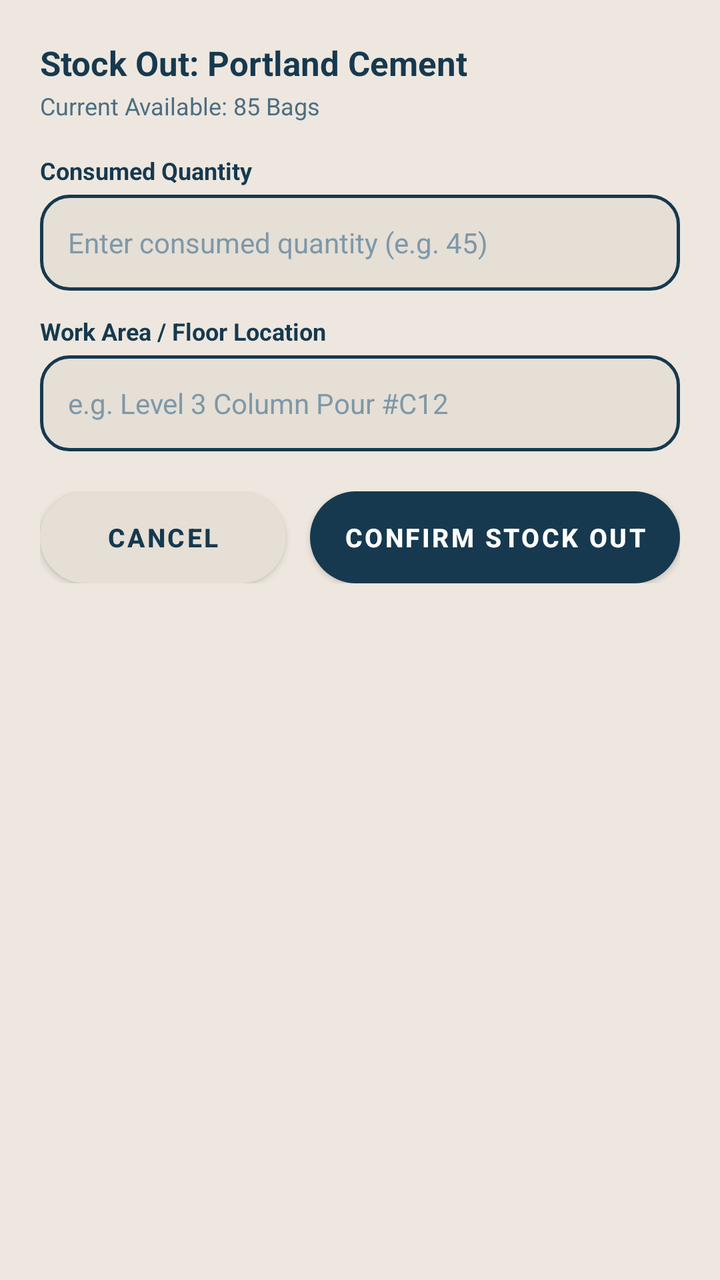
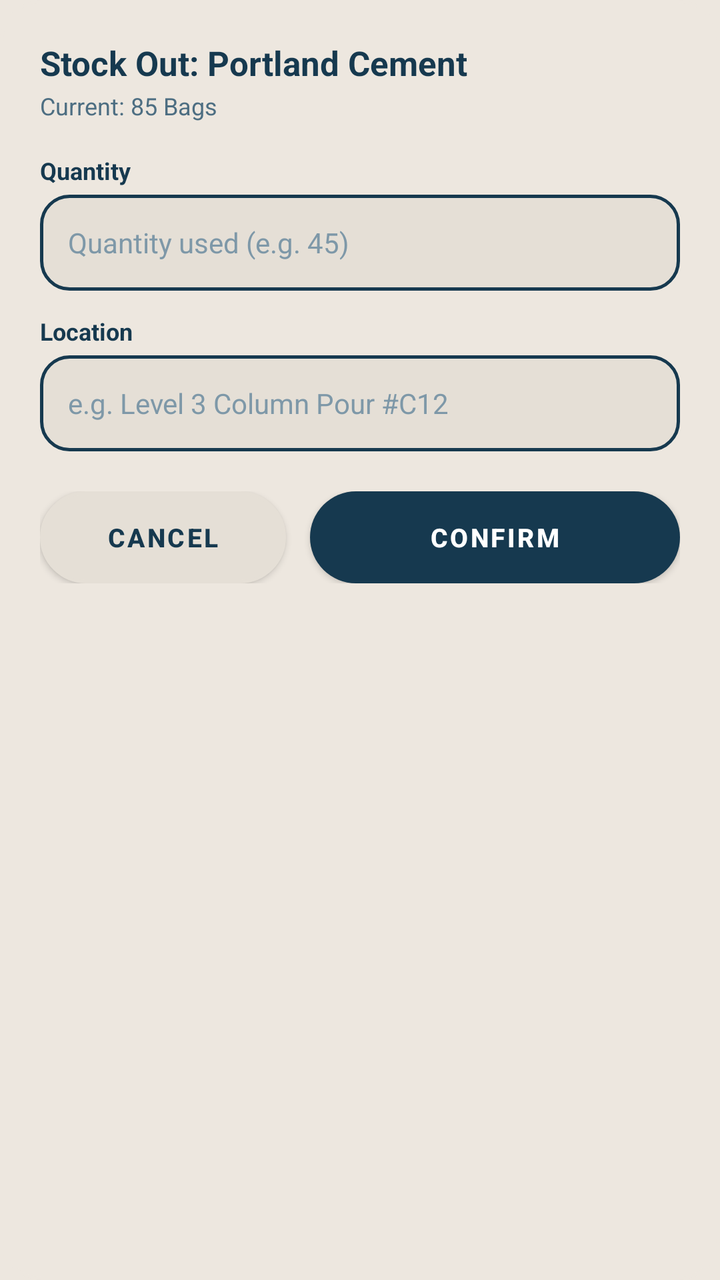

An Android layout rendered at two revisions. The XML below is the earlier revision; the diff shows what the commit changed to produce the second picture.
<!-- AndroidManifest.xml: application theme Theme.SiteSync -->
<!-- res/layout/dialog_stock_out.xml -->
<?xml version="1.0" encoding="utf-8"?>
<LinearLayout xmlns:android="http://schemas.android.com/apk/res/android"
    xmlns:app="http://schemas.android.com/apk/res-auto"
    android:layout_width="match_parent"
    android:layout_height="wrap_content"
    android:orientation="vertical"
    android:background="@drawable/bg_card_outlined"
    android:backgroundTint="@color/warm_ash_base"
    android:padding="20dp">

    <TextView
        android:id="@+id/tvStockOutTitle"
        android:layout_width="match_parent"
        android:layout_height="wrap_content"
        android:text="Stock Out: Portland Cement"
        android:textColor="@color/text_oxide_primary"
        android:textSize="17sp"
        android:textStyle="bold" />

    <TextView
        android:id="@+id/tvStockOutCurrent"
        android:layout_width="match_parent"
        android:layout_height="wrap_content"
        android:text="Current Available: 85 Bags"
        android:textColor="@color/text_oxide_secondary"
        android:textSize="12sp"
        android:layout_marginTop="2dp"
        android:layout_marginBottom="16dp" />

    <TextView
        android:layout_width="match_parent"
        android:layout_height="wrap_content"
        android:text="Consumed Quantity"
        android:textColor="@color/text_oxide_primary"
        android:textSize="12sp"
        android:textStyle="bold"
        android:layout_marginBottom="4dp" />

    <EditText
        android:id="@+id/etStockOutQuantity"
        android:layout_width="match_parent"
        android:layout_height="48dp"
        android:background="@drawable/bg_rounded_input"
        android:inputType="numberDecimal"
        android:hint="Enter consumed quantity (e.g. 45)"
        android:textColor="@color/text_oxide_primary"
        android:textColorHint="@color/text_oxide_muted"
        android:textSize="14sp"
        android:paddingStart="14dp"
        android:paddingEnd="14dp"
        android:layout_marginBottom="12dp" />

    <TextView
        android:layout_width="match_parent"
        android:layout_height="wrap_content"
        android:text="Work Area / Floor Location"
        android:textColor="@color/text_oxide_primary"
        android:textSize="12sp"
        android:textStyle="bold"
        android:layout_marginBottom="4dp" />

    <EditText
        android:id="@+id/etStockOutLocation"
        android:layout_width="match_parent"
        android:layout_height="48dp"
        android:background="@drawable/bg_rounded_input"
        android:hint="e.g. Level 3 Column Pour #C12"
        android:textColor="@color/text_oxide_primary"
        android:textColorHint="@color/text_oxide_muted"
        android:textSize="14sp"
        android:paddingStart="14dp"
        android:paddingEnd="14dp"
        android:layout_marginBottom="20dp" />

    
    <LinearLayout
        android:layout_width="match_parent"
        android:layout_height="wrap_content"
        android:orientation="horizontal">

        <com.google.android.material.button.MaterialButton
            android:id="@+id/btnCancelStockOut"
            android:layout_width="0dp"
            android:layout_height="46dp"
            android:layout_weight="1"
            android:background="@drawable/btn_secondary_outline"
            app:backgroundTint="@color/warm_ash_surface"
            app:strokeColor="@color/stroke_oxide_blue"
            app:strokeWidth="1.5dp"
            android:text="Cancel"
            android:textColor="@color/oxide_blue_primary"
            android:textSize="13sp"
            android:textStyle="bold"
            app:cornerRadius="23dp"
            android:layout_marginEnd="6dp" />

        <com.google.android.material.button.MaterialButton
            android:id="@+id/btnConfirmStockOut"
            android:layout_width="0dp"
            android:layout_height="46dp"
            android:layout_weight="1.5"
            android:background="@drawable/btn_primary_oxide"
            app:backgroundTint="@color/oxide_blue_primary"
            android:text="Confirm Stock Out"
            android:textColor="@color/text_on_oxide_white"
            android:textSize="13sp"
            android:textStyle="bold"
            app:cornerRadius="23dp"
            android:layout_marginStart="6dp" />
    </LinearLayout>

</LinearLayout>
<!-- resources referenced by this layout -->
<resources>
  <color name="oxide_blue_primary">#16394F</color>
  <color name="stroke_oxide_blue">#16394F</color>
  <color name="text_on_oxide_white">#FFFFFF</color>
  <color name="text_oxide_muted">#7E98A8</color>
  <color name="text_oxide_primary">#16394F</color>
  <color name="text_oxide_secondary">#4D6E82</color>
  <color name="warm_ash_base">#EDE7DF</color>
  <color name="warm_ash_surface">#E5DFD6</color>
  <!-- drawable bg_card_outlined (drawable) -->
  <?xml version="1.0" encoding="utf-8"?>
  <shape xmlns:android="http://schemas.android.com/apk/res/android"
      android:shape="rectangle">
      <solid android:color="@color/warm_ash_surface" />
      <stroke
          android:width="1.5dp"
          android:color="@color/stroke_oxide_blue" />
      <corners android:radius="20dp" />
  </shape>
  <!-- drawable bg_rounded_input (drawable) -->
  <?xml version="1.0" encoding="utf-8"?>
  <shape xmlns:android="http://schemas.android.com/apk/res/android"
      android:shape="rectangle">
      <solid android:color="@color/warm_ash_surface" />
      <stroke
          android:width="1.5dp"
          android:color="@color/stroke_oxide_blue" />
      <corners android:radius="14dp" />
  </shape>
  <!-- drawable btn_primary_oxide (drawable) -->
  <?xml version="1.0" encoding="utf-8"?>
  <ripple xmlns:android="http://schemas.android.com/apk/res/android"
      android:color="@color/oxide_blue_dark">
      <item>
          <shape android:shape="rectangle">
              <solid android:color="@color/oxide_blue_primary" />
              <corners android:radius="24dp" />
          </shape>
      </item>
  </ripple>
  <!-- drawable btn_secondary_outline (drawable) -->
  <?xml version="1.0" encoding="utf-8"?>
  <ripple xmlns:android="http://schemas.android.com/apk/res/android"
      android:color="@color/warm_ash_surface_alt">
      <item>
          <shape android:shape="rectangle">
              <solid android:color="@color/warm_ash_surface" />
              <stroke
                  android:width="1.5dp"
                  android:color="@color/stroke_oxide_blue" />
              <corners android:radius="24dp" />
          </shape>
      </item>
  </ripple>
  <style name="Theme.SiteSync" parent="Theme.MaterialComponents.NoActionBar">
          
          <item name="android:windowBackground">@color/warm_ash_base</item>
          <item name="colorSurface">@color/warm_ash_surface</item>
          <item name="android:colorBackground">@color/warm_ash_base</item>
  
          
          <item name="colorPrimary">@color/oxide_blue_primary</item>
          <item name="colorPrimaryVariant">@color/oxide_blue_dark</item>
          <item name="colorOnPrimary">@color/text_on_oxide_white</item>
  
          
          <item name="colorSecondary">@color/oxide_blue_primary</item>
          <item name="colorSecondaryVariant">@color/oxide_blue_light</item>
          <item name="colorOnSecondary">@color/text_on_oxide_white</item>
  
          
          <item name="android:statusBarColor">@color/warm_ash_base</item>
          <item name="android:navigationBarColor">@color/warm_ash_base</item>
          <item name="android:windowLightStatusBar" tools:targetApi="m">true</item>
          <item name="android:windowLightNavigationBar" tools:targetApi="o_mr1">true</item>
  
          
          <item name="cardBackgroundColor">@color/warm_ash_surface</item>
          <item name="strokeColor">@color/stroke_oxide_blue</item>
          <item name="strokeWidth">1.5dp</item>
          <item name="cornerRadius">20dp</item>
  
          
          <item name="android:textColorPrimary">@color/text_oxide_primary</item>
          <item name="android:textColorSecondary">@color/text_oxide_secondary</item>
          <item name="android:textColorTertiary">@color/text_oxide_muted</item>
          <item name="android:textColorHint">@color/text_oxide_muted</item>
          <item name="editTextColor">@color/text_oxide_primary</item>
      </style>
  <color name="oxide_blue_dark">#0E2636</color>
  <color name="warm_ash_surface_alt">#DBD4CA</color>
  <color name="oxide_blue_light">#24526E</color>
</resources>

<!-- the commit's change to res/layout/dialog_stock_out.xml (unified diff, before → after) -->
@@ -21,7 +21,7 @@
         android:id="@+id/tvStockOutCurrent"
         android:layout_width="match_parent"
         android:layout_height="wrap_content"
-        android:text="Current Available: 85 Bags"
+        android:text="Current: 85 Bags"
         android:textColor="@color/text_oxide_secondary"
         android:textSize="12sp"
         android:layout_marginTop="2dp"
@@ -30,7 +30,7 @@
     <TextView
         android:layout_width="match_parent"
         android:layout_height="wrap_content"
-        android:text="Consumed Quantity"
+        android:text="Quantity"
         android:textColor="@color/text_oxide_primary"
         android:textSize="12sp"
         android:textStyle="bold"
@@ -42,7 +42,7 @@
         android:layout_height="48dp"
         android:background="@drawable/bg_rounded_input"
         android:inputType="numberDecimal"
-        android:hint="Enter consumed quantity (e.g. 45)"
+        android:hint="Quantity used (e.g. 45)"
         android:textColor="@color/text_oxide_primary"
         android:textColorHint="@color/text_oxide_muted"
         android:textSize="14sp"
@@ -53,7 +53,7 @@
     <TextView
         android:layout_width="match_parent"
         android:layout_height="wrap_content"
-        android:text="Work Area / Floor Location"
+        android:text="Location"
         android:textColor="@color/text_oxide_primary"
         android:textSize="12sp"
         android:textStyle="bold"
@@ -101,7 +101,7 @@
             android:layout_weight="1.5"
             android:background="@drawable/btn_primary_oxide"
             app:backgroundTint="@color/oxide_blue_primary"
-            android:text="Confirm Stock Out"
+            android:text="Confirm"
             android:textColor="@color/text_on_oxide_white"
             android:textSize="13sp"
             android:textStyle="bold"
